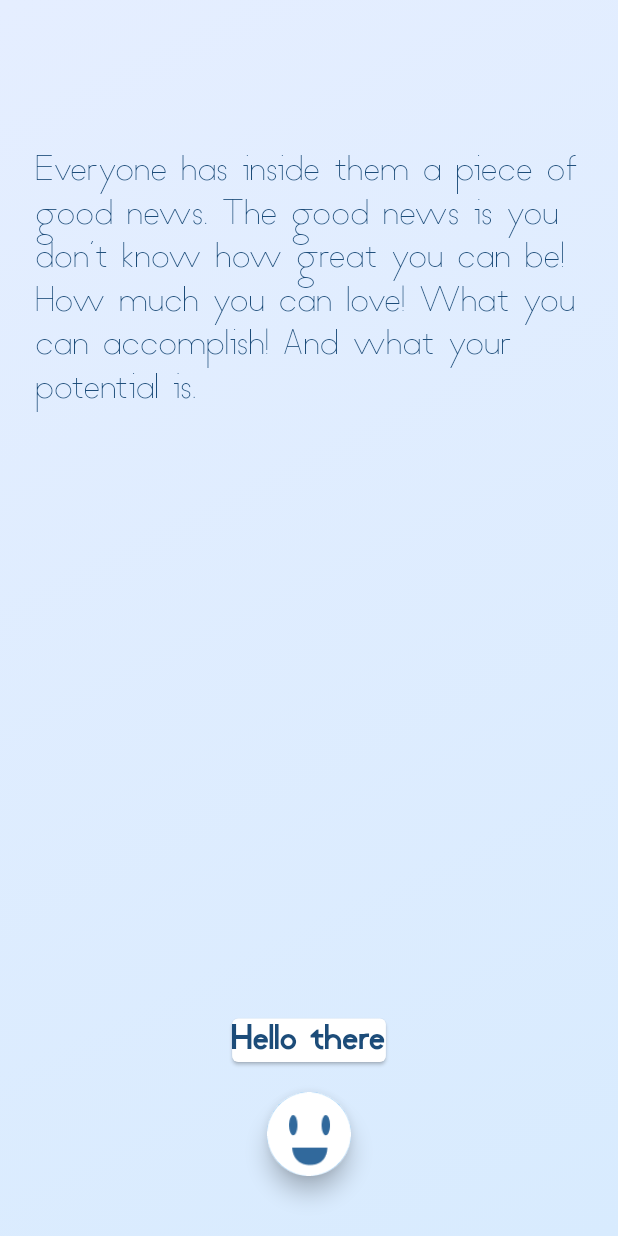
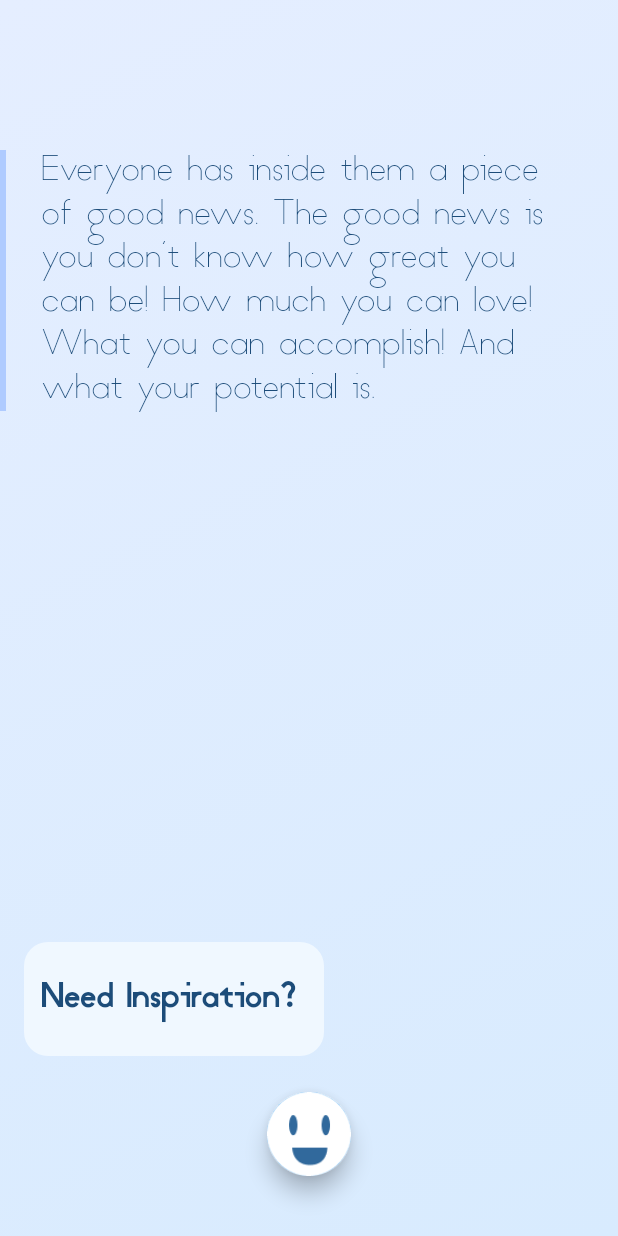
Before and after one commit to simonhull/Inspirate, a Flutter app: the screen it shows after launch, on a phone screen of 412 x 824 dp. Run offline on Flutter 3.47's test engine with Material 2 defaults, Android fonts, the phone set to English and light mode, and no system bars.

Commit message:
Added styling to match design.
Still need to make tail for speech bubble, and then add functionality.

```diff
--- a/lib/main.dart
+++ b/lib/main.dart
@@ -1,40 +1,43 @@
 import 'package:flutter/material.dart';
+
 void main() {
   runApp(App());
-
 }
 
 class App extends StatelessWidget {
-
   @override
   Widget build(BuildContext context) {
     return MaterialApp(
       title: 'Inspirate',
-      theme:ThemeData(fontFamily: 'koliko'),
+      theme: ThemeData(fontFamily: 'koliko'),
       home: Scaffold(
           body: Container(
         padding: EdgeInsets.only(top: 100.0, bottom: 40.0),
         height: double.infinity,
         width: double.infinity,
         decoration: BoxDecoration(
-            gradient: LinearGradient(colors: [
+            gradient: LinearGradient(
+                colors: [
                   HSLColor.fromAHSL(1.0, 219.0, 1.0, 0.95).toColor(),
                   HSLColor.fromAHSL(1.0, 209.0, 0.93, 0.92).toColor(),
                 ],
                 begin: Alignment.topLeft,
                 end: Alignment.bottomRight,
-              stops: [0, 1]
-            )
-          ),
+                stops: [0, 1])),
         child: Column(
           mainAxisSize: MainAxisSize.max,
           mainAxisAlignment: MainAxisAlignment.spaceBetween,
           children: <Widget>[
-              Padding(
+            Container(
               padding: const EdgeInsets.symmetric(horizontal: 24.0),
+              decoration: BoxDecoration(
+                border: Border(
+                  left: BorderSide(width: 4.0, color: Color(0XFFAFCBFF)),
+                ),
+              ),
               child: Text(
                 'Everyone has inside them a piece of good news. The good news is you don’t know how great you can be! How much you can love! What you can accomplish! And what your potential is. ',
-                  style:TextStyle(
+                style: TextStyle(
                   color: Color(0XFF1C4C79),
                   fontWeight: FontWeight.w300,
                   fontSize: 24.0,
@@ -44,29 +47,42 @@ class App extends StatelessWidget {
             ),
             Container(
               child: Column(
+                  mainAxisAlignment: MainAxisAlignment.center,
                   children: [
-                      Padding(
-                        padding: const EdgeInsets.all(16.0),
+                    Align(
+                      alignment: Alignment.topLeft,
                         child: Card(
+                        margin: EdgeInsets.only(left: 16.0),
+                        shape: RoundedRectangleBorder(
+                          borderRadius: BorderRadius.all(Radius.circular(16.0))
+                          ),
+                        elevation: 0.0,
+                        color: Color(0XFFF0F8FF),
+                        child: Container(
+                          alignment: Alignment.centerLeft,
+                          padding: EdgeInsets.only(left: 12.0),
+                          width: 200.0,
+                          height: 76.0,
                           child: Text(
-                            'Hello there',
+                            'Need Inspiration?',
                             style: TextStyle(
-                              color:Color(0XFF1C4C79),
+                              color: Color(0XFF1C4C79),
                               fontSize: 24.0,
                             ),
                           ),
                         ),
                       ),
+                    ),
+                    Container(margin: EdgeInsets.only(top:24.0),),
                     FloatingActionButton(
                       child: Image.asset('assets/images/smile.png'),
-                      onPressed: (){},
-                  ),]
+                      onPressed: () {},
                     ),
+                  ]),
             ),
           ],
         ),
-        )
-      ),
-    ) ;
+      )),
+    );
   }
 }
```
Lines whose indentation alone changed are shown as unchanged.
